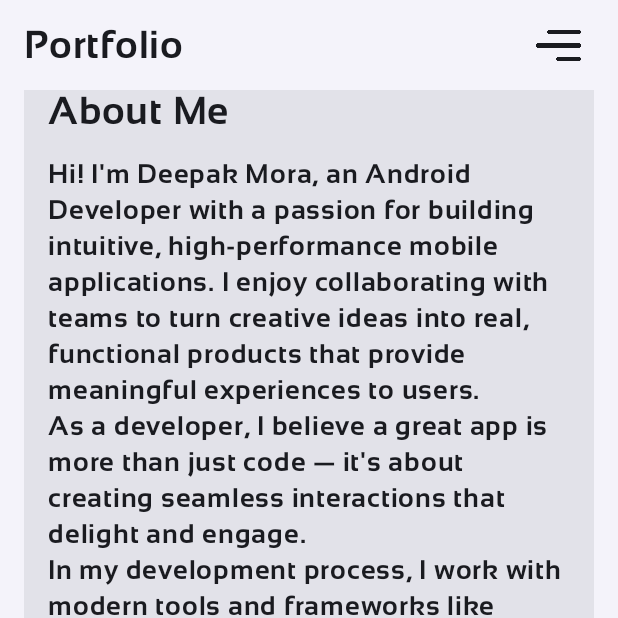
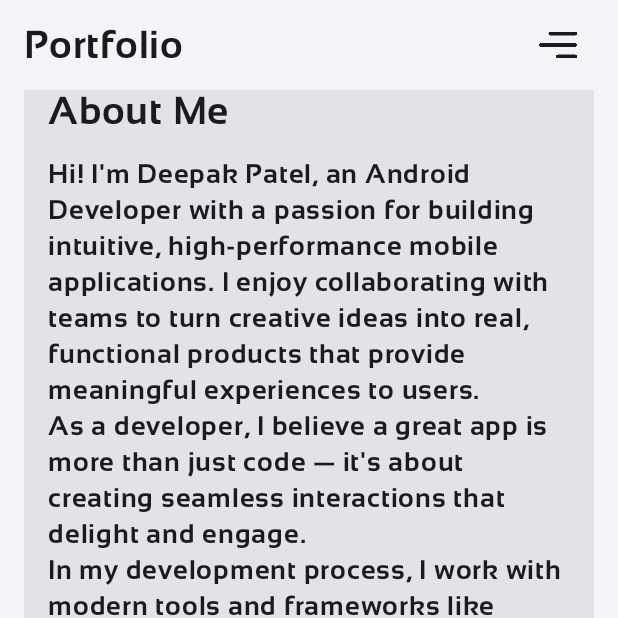
Before and after one commit to Deepak-patel-here/Portfolio-App, an Android app built with Jetpack Compose: the screen it shows after launch (MainActivity), scrolled down 1069 dp, on a phone screen of 412 x 824 dp, the top half of it. Run offline under Robolectric (Android 15) with nearby library versions, the phone set to English and light mode, and no system bars.

Commit message:
adding contacts

```diff
--- a/app/src/main/java/com/deepakjetpackcompose/portfolioapp/util/Constants.kt
+++ b/app/src/main/java/com/deepakjetpackcompose/portfolioapp/util/Constants.kt
@@ -1,6 +1,6 @@
 package com.deepakjetpackcompose.portfolioapp.util
 
-const val abouts="Hi! I'm Deepak Mora, an Android Developer with a passion for building intuitive, high-performance mobile applications. I enjoy collaborating with teams to turn creative ideas into real, functional products that provide meaningful experiences to users.\n" +
+const val abouts="Hi! I'm Deepak Patel, an Android Developer with a passion for building intuitive, high-performance mobile applications. I enjoy collaborating with teams to turn creative ideas into real, functional products that provide meaningful experiences to users.\n" +
         "As a developer, I believe a great app is more than just code — it's about creating seamless interactions that delight and engage.\n" +
         "In my development process, I work with modern tools and frameworks like Kotlin, Jetpack Compose, Firebase, and Ktor to craft scalable and maintainable Android applications. "
 
--- /dev/null
+++ b/app/src/main/java/com/deepakjetpackcompose/portfolioapp/util/LastScroll.kt
@@ -0,0 +1,64 @@
+package com.deepakjetpackcompose.portfolioapp.util
+
+import androidx.compose.foundation.layout.Column
+import androidx.compose.foundation.layout.Spacer
+import androidx.compose.foundation.layout.fillMaxWidth
+import androidx.compose.foundation.layout.height
+import androidx.compose.material3.Divider
+import androidx.compose.material3.MaterialTheme
+import androidx.compose.material3.Text
+import androidx.compose.runtime.Composable
+import androidx.compose.ui.Alignment
+import androidx.compose.ui.Modifier
+import androidx.compose.ui.text.font.FontWeight
+import androidx.compose.ui.tooling.preview.PreviewLightDark
+import androidx.compose.ui.unit.dp
+import androidx.compose.ui.unit.sp
+import com.deepakjetpackcompose.portfolioapp.ui.theme.Comic
+
+@PreviewLightDark
+@Composable
+fun LastScroll(modifier: Modifier = Modifier) {
+    Column(modifier = Modifier.fillMaxWidth(),
+        horizontalAlignment = Alignment.CenterHorizontally) {
+        Divider(color = MaterialTheme.colorScheme.onSurface, modifier = Modifier.fillMaxWidth())
+        Spacer(Modifier.height(20.dp))
+        Text("Deepak Patel",
+            fontSize = 26.sp,
+            fontWeight = FontWeight.SemiBold,
+            fontFamily = Comic,
+            color = MaterialTheme.colorScheme.onSurface)
+        Spacer(Modifier.height(30.dp),)
+        Text("Home",
+            fontSize = 26.sp,
+            fontWeight = FontWeight.SemiBold,
+            fontFamily = Comic,
+            color = MaterialTheme.colorScheme.onSurface)
+        Spacer(Modifier.height(30.dp),)
+        Text("About Me",
+            fontSize = 26.sp,
+            fontWeight = FontWeight.SemiBold,
+            fontFamily = Comic,
+            color = MaterialTheme.colorScheme.primary)
+        Spacer(Modifier.height(20.dp))
+        Text("Projects",
+            fontSize = 26.sp,
+            fontWeight = FontWeight.SemiBold,
+            fontFamily = Comic,
+            color = MaterialTheme.colorScheme.onSurface)
+        Spacer(Modifier.height(30.dp))
+        Text("Contact Me",
+            fontSize = 26.sp,
+            fontWeight = FontWeight.SemiBold,
+            fontFamily = Comic,
+            color = MaterialTheme.colorScheme.primary)
+        Spacer(Modifier.height(30.dp))
+        Text("Linked In",
+            fontSize = 26.sp,
+            fontWeight = FontWeight.SemiBold,
+            fontFamily = Comic,
+            color = MaterialTheme.colorScheme.onSurface)
+        Spacer(Modifier.height(50.dp))
+    }
+
+}
--- a/app/src/main/java/com/deepakjetpackcompose/portfolioapp/util/TopBar.kt
+++ b/app/src/main/java/com/deepakjetpackcompose/portfolioapp/util/TopBar.kt
@@ -51,7 +51,7 @@ fun TopBar(modifier: Modifier = Modifier) {
                     painter = painterResource(R.drawable.menuport),
                     contentDescription = null,
                     modifier = Modifier
-                        .size(30.dp),
+                        .size(25.dp),
                     colorFilter = ColorFilter.tint(MaterialTheme.colorScheme.onSurface)
                 )
             }
--- a/app/src/main/java/com/deepakjetpackcompose/portfolioapp/view/MainScreen.kt
+++ b/app/src/main/java/com/deepakjetpackcompose/portfolioapp/view/MainScreen.kt
@@ -21,6 +21,7 @@ import androidx.compose.ui.unit.dp
 import com.deepakjetpackcompose.portfolioapp.ui.theme.PortfolioAppTheme
 import com.deepakjetpackcompose.portfolioapp.util.DownLoadButton
 import com.deepakjetpackcompose.portfolioapp.util.IntroText
+import com.deepakjetpackcompose.portfolioapp.util.LastScroll
 import com.deepakjetpackcompose.portfolioapp.util.ProjectButton
 import com.deepakjetpackcompose.portfolioapp.util.ProjectIntro
 import com.deepakjetpackcompose.portfolioapp.util.ShortIntro
@@ -64,6 +65,7 @@ fun MainScreen(modifier: Modifier = Modifier) {
                             Spacer(Modifier.height(50.dp))
                             ProjectIntro()
                             Spacer(Modifier.height(30.dp))
+                            LastScroll()
                         }
                     }
 
```
